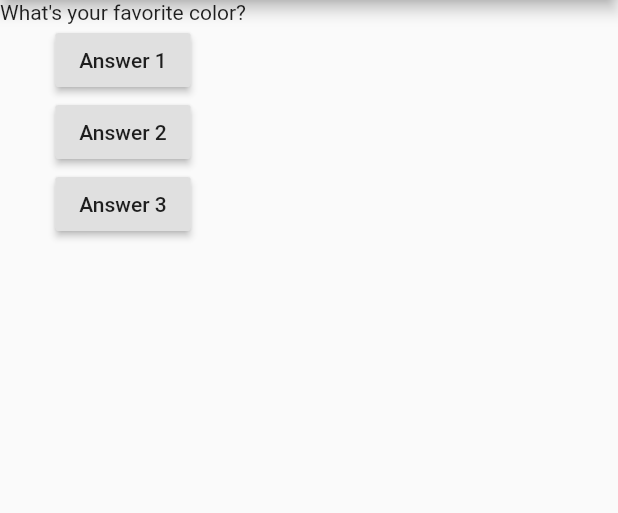
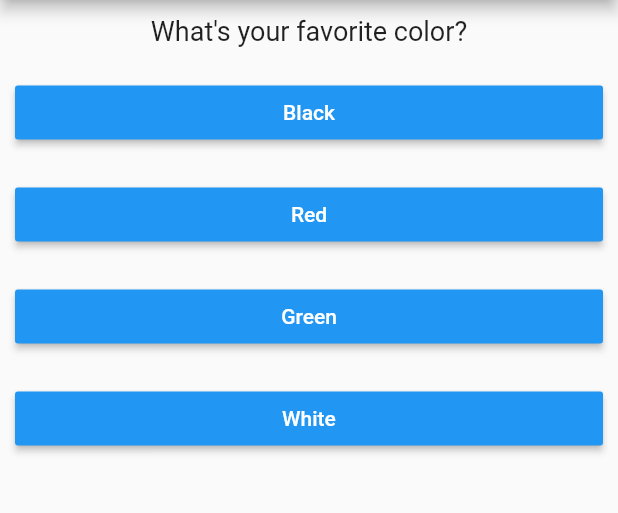
Before and after one commit to sleez007/starting_flutter, a Flutter app: the screen it shows after launch, on a phone screen of 412 x 824 dp, the part 84-597 px from its top. Run offline on Flutter 3.47's test engine with Material 2 defaults, Android fonts, the phone set to English and light mode, and no system bars.

Commit message:
Module completion

```diff
--- /dev/null
+++ b/lib/answer.dart
@@ -0,0 +1,20 @@
+import 'package:flutter/material.dart';
+
+class Answer  extends StatelessWidget {
+  final Function selectHandler;
+  final String answerText;
+  Answer(this.selectHandler, this.answerText);
+  @override
+  Widget build(BuildContext context) {
+    return Container(
+      width: double.infinity,
+      margin: EdgeInsets.all(10),
+      child: RaisedButton(
+        color: Colors.blue,
+        textColor: Colors.white,
+        child: Text(answerText),
+        onPressed: selectHandler,
+      )
+    );
+  }
+}
--- a/lib/main.dart
+++ b/lib/main.dart
@@ -1,43 +1,86 @@
 import 'package:flutter/material.dart';
-import 'package:mad_flutter/question.dart';
+import 'package:mad_flutter/quiz.dart';
+import 'package:mad_flutter/result.dart';
 
-void main()=>runApp(MyApp());
+void main() => runApp(MyApp());
 
-class MyApp extends StatefulWidget{
+class MyApp extends StatefulWidget {
   @override
   State<StatefulWidget> createState() {
     return _MyAppState();
   }
 }
-class _MyAppState extends State<MyApp>{
+
+class _MyAppState extends State<MyApp> {
   var _questionIndex = 0;
+  var _totalScore = 0;
 
-  void _answerQuestion(){
+  static const _questions = [
+    {
+      'questionText': 'What\'s your favorite color?',
+      'answers': [
+        {'text': 'Black', 'score': 10},
+        {'text': 'Red', 'score': 2},
+        {'text': 'Green', 'score': 4},
+        {'text': 'White', 'score': 1}
+      ]
+    },
+    {
+      'questionText': 'What\'s your favorite animal?',
+      'answers': [
+        {'text': 'Cow', 'score': 5},
+        {'text': 'Rabbit', 'score':4},
+        {'text': 'Zebra', 'score': 1},
+        {'text': 'Lion', 'score': 2}
+      ]
+    },
+    {
+      'questionText': 'Whose your favorite instructor?',
+      'answers': [
+        {'text': 'Kingsley', 'score': 1},
+        {'text': 'Max', 'score': 2},
+        {'text': 'Traversy', 'score': 7},
+        {'text': 'Mitch', 'score': 3}
+      ]
+    }
+  ];
+
+  void _resetQuiz(){
+    setState(() {
+      _questionIndex = 0;
+      _totalScore = 0;
+    });
+  }
+
+  void _answerQuestion(int score) {
+    _totalScore+=score;
     setState(() {
       _questionIndex++;
     });
 
+    if (_questionIndex < _questions.length) {
+      print('We have more questions!');
+    } else {
+      print('No more questions!');
+    }
+
     print(_questionIndex);
   }
 
-  List<String> questions = [
-    'What\'s your favorite color?',
-    'What\'s your favorite animal?'
-  ];
   @override
   Widget build(BuildContext context) {
-    print('questionIndex');
     return MaterialApp(
       home: Scaffold(
-          appBar: AppBar(title: Text('Flutter demo'),),
-          body: Column(
-            children: <Widget>[
-              Question(questions[_questionIndex]),
-              RaisedButton(child: Text('Answer 1'), onPressed: _answerQuestion),
-              RaisedButton(child: Text('Answer 2'), onPressed:()=>print('Answer 2 chosen')),
-              RaisedButton(child: Text('Answer 3'), onPressed: ()=>print('Answer 3 chosen'))
-            ],
-          )
+          appBar: AppBar(
+            title: Text('Flutter demo'),
+          ),
+          body: _questionIndex < _questions.length
+              ? Quiz(
+                  answerQuestions: _answerQuestion,
+                  questions: _questions,
+                  questionIndex: _questionIndex,
+                )
+              : Result(_totalScore, _resetQuiz)
       ),
       debugShowCheckedModeBanner: false,
     );
--- a/lib/question.dart
+++ b/lib/question.dart
@@ -1,11 +1,15 @@
 import 'package:flutter/material.dart';
 
 class Question extends StatelessWidget {
-  String questionText;
+  final String questionText;
   Question(this.questionText);
 
   @override
   Widget build(BuildContext context) {
-    return Text(questionText);
+    return Container(
+      width: double.infinity,
+      margin: EdgeInsets.all(10),
+      child: Text(questionText, style: TextStyle(fontSize: 18),textAlign: TextAlign.center,)
+    );
   }
 }
--- /dev/null
+++ b/lib/quiz.dart
@@ -0,0 +1,20 @@
+import 'package:flutter/material.dart';
+import 'package:mad_flutter/answer.dart';
+import 'package:mad_flutter/question.dart';
+
+class Quiz  extends StatelessWidget {
+  final List<Map<String, Object>> questions;
+  final int questionIndex;
+  final Function answerQuestions;
+
+  Quiz({@required this.questions, @required this.answerQuestions,@required this.questionIndex});
+@override
+Widget build(BuildContext context) {
+return Column(
+  children: <Widget>[
+    Question(questions[questionIndex]['questionText']),
+    ...(questions[questionIndex]['answers'] as List<Map<String, Object>>).map((answer)=>Answer(()=>answerQuestions(answer['score']),answer['text'])).toList(),
+  ],
+);
+}
+}
```
Also changed, not shown: lib/result.dart (added, +32 -0 lines).
